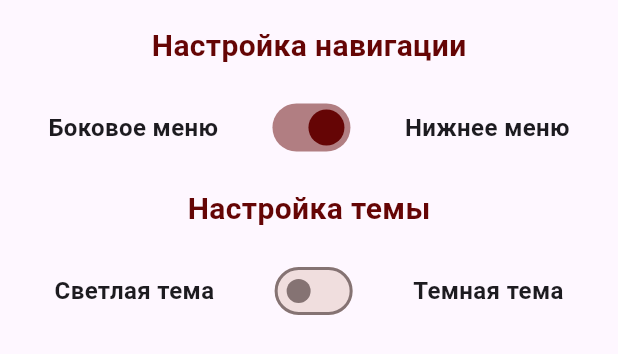
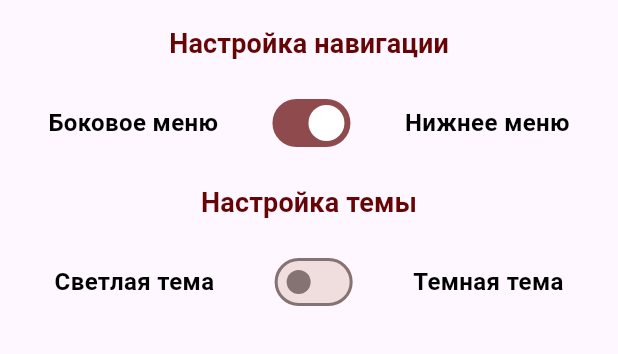
Before and after one commit to AlinkaKuznets/hero, a Flutter app: the SettingScreen widget shown alone on an empty page, opened directly, on a phone screen of 412 x 824 dp. Shown: the top 354 px of the screen. Run offline on Flutter 3.47's test engine with Material 3 defaults, Android fonts, the phone set to English and light mode, and no system bars; our stand-ins replace bloc, flutter_bloc, shared_preferences; accounts and stored records are empty; network calls fail.

Commit message:
fix/ refactoring

```diff
--- a/lib/domain/cubit/settings_cubit.dart
+++ b/lib/domain/cubit/settings_cubit.dart
@@ -1,27 +1,27 @@
 import 'package:flutter_bloc/flutter_bloc.dart';
-import 'package:hero/data/source/local_setting_source.dart';
+import 'package:hero/domain/repository/settings_repository.dart';
 
 class SettingsCubit extends Cubit<SettingsState> {
-  final LocalSettingSource _settingSource;
+  final SettingsRepository _settingsRepository;
 
-  SettingsCubit(this._settingSource)
+  SettingsCubit(this._settingsRepository)
       : super(SettingsState(useNavBar: true, isDarkMode: false)) {
     loadSettings();
   }
 
   Future<void> loadSettings() async {
-    final savedValue = await _settingSource.loadUseNavBar();
-    final savedTheme = await _settingSource.loadUseDarkMode();
+    final savedValue = await _settingsRepository.loadUseNavBar();
+    final savedTheme = await _settingsRepository.loadUseDarkMode();
     emit(SettingsState(useNavBar: savedValue, isDarkMode: savedTheme));
   }
 
   Future<void> toggleNavigation(bool useNavBar) async {
-    await _settingSource.saveUseNavBar(useNavBar);
+    await _settingsRepository.saveUseNavBar(useNavBar);
     emit(SettingsState(useNavBar: useNavBar));
   }
 
   Future<void> toggleTheme(bool isDarkMode) async {
-    await _settingSource.saveIsDarkMode(isDarkMode);
+    await _settingsRepository.saveIsDarkMode(isDarkMode);
     emit(SettingsState(isDarkMode: isDarkMode));
   }
 }
--- a/lib/injection.dart
+++ b/lib/injection.dart
@@ -1,4 +1,5 @@
 import 'package:hero/data/repository/hero_repository_impl.dart';
+import 'package:hero/data/repository/settings_repository_impl.dart';
 import 'package:hero/data/source/rest_source.dart';
 import 'package:hero/data/source/local_setting_source.dart';
 import 'package:hero/data/source/local_storage_source.dart';
@@ -17,6 +18,8 @@ class Injection {
     restSource: _restSource,
     storageSource: _storageSource,
   );
+  late final _settingsRepository =
+      SettingsRepositoryImpl(settingSource: _settingsSource);
 
   HeroesCubit get heroesCubit => HeroesCubit(_heroRepository);
 
@@ -24,5 +27,5 @@ class Injection {
 
   FavoriteCubit get favoriteCubit => FavoriteCubit(_heroRepository);
 
-  SettingsCubit get settingCubit => SettingsCubit(_settingsSource);
+  SettingsCubit get settingCubit => SettingsCubit(_settingsRepository);
 }
--- a/lib/setting_screen.dart
+++ b/lib/setting_screen.dart
@@ -12,14 +12,8 @@ class SettingScreen extends StatelessWidget {
         return Column(
           children: [
             const SizedBox(height: 16),
-            const Text(
-              'Настройка навигации',
-              style: TextStyle(
-                color: Color.fromARGB(255, 101, 5, 5),
-                fontWeight: FontWeight.bold,
-                fontSize: 20,
-              ),
-            ),
+            Text('Настройка навигации',
+                style: Theme.of(context).textTheme.labelLarge),
             const SizedBox(height: 16),
             Row(
               mainAxisAlignment: MainAxisAlignment.spaceEvenly,
@@ -29,7 +23,6 @@ class SettingScreen extends StatelessWidget {
                         TextStyle(fontWeight: FontWeight.bold, fontSize: 16)),
                 Switch(
                   value: state.useNavBar,
-                  activeColor: const Color.fromARGB(255, 101, 5, 5),
                   onChanged: (newValue) {
                     context.read<SettingsCubit>().toggleNavigation(newValue);
                   },
@@ -40,14 +33,8 @@ class SettingScreen extends StatelessWidget {
               ],
             ),
             const SizedBox(height: 16),
-            const Text(
-              'Настройка темы',
-              style: TextStyle(
-                color: Color.fromARGB(255, 101, 5, 5),
-                fontWeight: FontWeight.bold,
-                fontSize: 20,
-              ),
-            ),
+            Text('Настройка темы',
+                style: Theme.of(context).textTheme.labelLarge),
             const SizedBox(height: 16),
             Row(
               mainAxisAlignment: MainAxisAlignment.spaceEvenly,
@@ -57,7 +44,6 @@ class SettingScreen extends StatelessWidget {
                         TextStyle(fontWeight: FontWeight.bold, fontSize: 16)),
                 Switch(
                   value: state.isDarkMode,
-                  activeColor: const Color.fromARGB(255, 101, 5, 5),
                   onChanged: (newValue) {
                     context.read<SettingsCubit>().toggleTheme(newValue);
                   },
```
Also changed, not shown: lib/data/repository/settings_repository_impl.dart (added, +30 -0 lines), lib/domain/cubit/favorite_cubit.dart (+7 -7 lines), lib/domain/repository/settings_repository.dart (added, +9 -0 lines), lib/hero_card.dart (+4 -11 lines), lib/hero_screen.dart (+2 -11 lines), lib/main.dart (+40 -0 lines).
